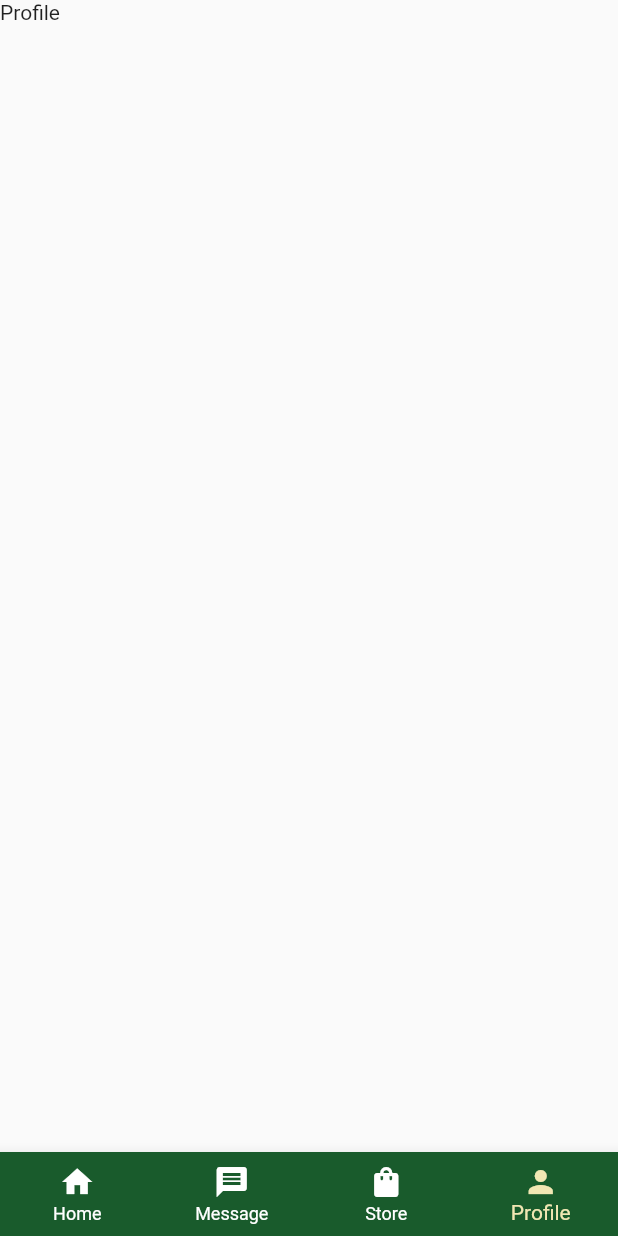
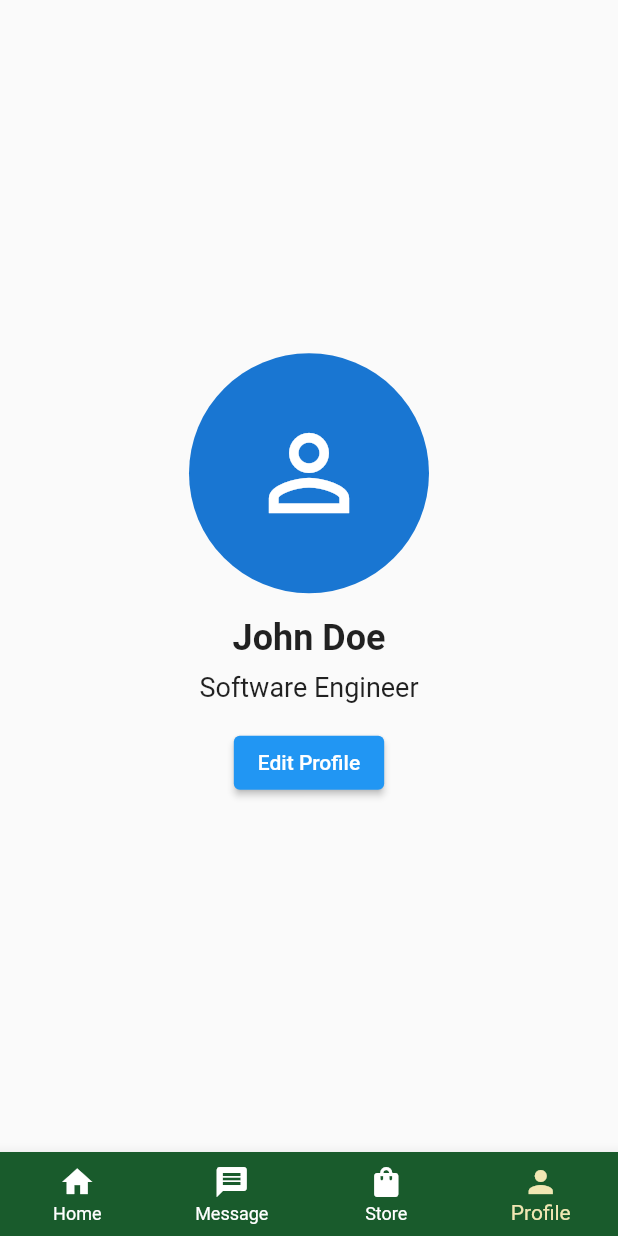
Before and after one commit to danielbueeno/PETSITTING, a Flutter app: the TemplatePlatform screen opened directly, item 4 of the bottom bar chosen, on a phone screen of 412 x 824 dp. Run offline on Flutter 3.47's test engine with Material 2 defaults, Android fonts, the phone set to English and light mode, and no system bars; missing offline and left inert: dart:ffi.

Commit message:
profile update

```diff
--- /dev/null
+++ b/lib/Widgets/organisms/organism_profile.dart
@@ -0,0 +1,60 @@
+import 'package:flutter/material.dart';
+import 'package:pet_sitting_project/widgets/molecules/molecule_store_item.dart';
+import 'package:pet_sitting_project/Widgets/molecules/molecule_message_block.dart';
+
+class OrganismProfile extends StatefulWidget {
+  const OrganismProfile({super.key});
+
+  @override
+  State<OrganismProfile> createState() => _OrganismProfileState();
+}
+
+class _OrganismProfileState extends State<OrganismProfile> {
+  final _space = const SizedBox(
+    height: 30,
+  );
+  @override
+  Widget build(BuildContext context) {
+    const space = SizedBox(
+      height: 10,
+    );
+    return Container(
+      margin: const EdgeInsets.symmetric(horizontal: 26),
+      child: Center(
+        child: Column(
+          mainAxisAlignment: MainAxisAlignment.center,
+          children: <Widget>[
+            CircleAvatar(
+              radius: 80,
+              //backgroundImage: AssetImage("assets/profile_image.jpg"),
+              child: Icon(
+                Icons.perm_identity,
+                size: 80,
+              ),
+            ),
+            SizedBox(height: 16),
+            Text(
+              'John Doe',
+              style: TextStyle(
+                fontSize: 24,
+                fontWeight: FontWeight.bold,
+              ),
+            ),
+            SizedBox(height: 8),
+            Text(
+              'Software Engineer',
+              style: TextStyle(fontSize: 18),
+            ),
+            SizedBox(height: 16),
+            ElevatedButton(
+              child: Text('Edit Profile'),
+              onPressed: () {
+                // Add functionality to navigate to the edit profile page
+              },
+            ),
+          ],
+        ),
+      ),
+    );
+  }
+}
--- /dev/null
+++ b/lib/Widgets/pages/page_profile.dart
@@ -0,0 +1,14 @@
+import 'package:flutter/material.dart';
+import 'package:pet_sitting_project/Widgets/organisms/organism_profile.dart';
+import 'package:pet_sitting_project/widgets/templates/template_search_pages.dart';
+
+class PageProfile extends StatelessWidget {
+  const PageProfile({super.key});
+
+  @override
+  Widget build(BuildContext context) {
+    return TemplateSearchPages(
+      body: OrganismProfile(),
+    );
+  }
+}
--- a/lib/Widgets/templates/template_platform.dart
+++ b/lib/Widgets/templates/template_platform.dart
@@ -1,8 +1,8 @@
 import 'package:flutter/material.dart';
+import 'package:pet_sitting_project/Widgets/organisms/organism_profile.dart';
 import 'package:pet_sitting_project/constants/constants_colors.dart';
 import 'package:pet_sitting_project/widgets/pages/page_messages.dart';
 import 'package:pet_sitting_project/widgets/pages/page_store.dart';
-
 
 class TemplatePlatform extends StatefulWidget {
   const TemplatePlatform({super.key, required this.body});
@@ -15,26 +15,30 @@ class TemplatePlatform extends StatefulWidget {
 
 class _TemplatePlatformState extends State<TemplatePlatform> {
   int _currentIndex = 0;
-  List<Widget> body = const[
+  List<Widget> body = const [
     Text('home'),
     PageMessages(),
     PageStore(),
-    Text('Profile'),
+    OrganismProfile(),
   ];
   @override
   Widget build(BuildContext context) {
     return Scaffold(
       appBar: _appBar,
-      body:SafeArea(child: body[_currentIndex],),
+      body: SafeArea(
+        child: body[_currentIndex],
+      ),
       bottomNavigationBar: Theme(
         data: Theme.of(context).copyWith(
           canvasColor: ConstantColors.primary,
         ),
         child: BottomNavigationBar(
-      onTap: (int newIndex){
-        setState(() {
+          onTap: (int newIndex) {
+            setState(
+              () {
                 _currentIndex = newIndex;
-        },);
+              },
+            );
           },
           type: BottomNavigationBarType.fixed,
           currentIndex: _currentIndex,
@@ -47,31 +51,32 @@ class _TemplatePlatformState extends State<TemplatePlatform> {
             ),
             BottomNavigationBarItem(
               icon: Icon(Icons.message),
-          label:"Message",
+              label: "Message",
             ),
             BottomNavigationBarItem(
               icon: Icon(Icons.shopping_bag),
-          label:"Store",
+              label: "Store",
             ),
             BottomNavigationBarItem(
               icon: Icon(Icons.person),
-          label:"Profile",
-        )],
+              label: "Profile",
+            )
+          ],
         ),
       ),
     );
   }
 
-
-  AppBar? get _appBar{
-    return _currentIndex==1 ? AppBar(
-      title: const Text("Messages",),
+  AppBar? get _appBar {
+    return _currentIndex == 1
+        ? AppBar(
+            title: const Text(
+              "Messages",
+            ),
             centerTitle: true,
             backgroundColor: ConstantColors.primary,
             automaticallyImplyLeading: false,
-
-    ):null;
+          )
+        : null;
   }
-
-
 }
```
Lines whose indentation alone changed are shown as unchanged.
